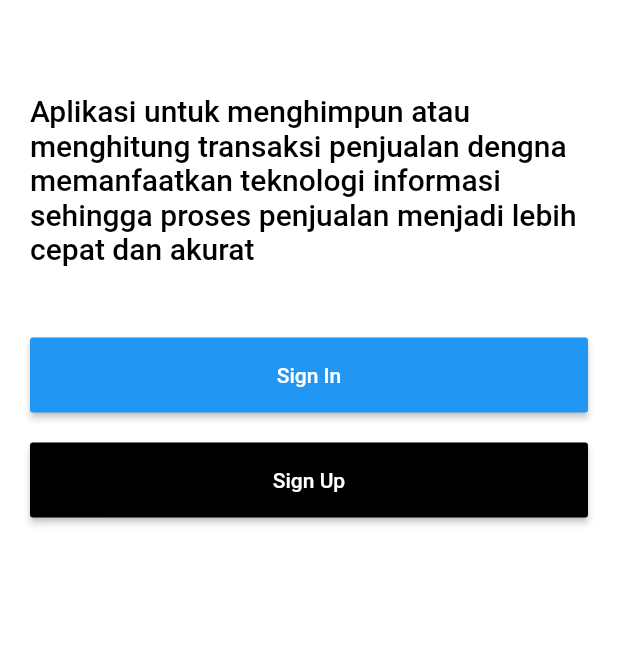
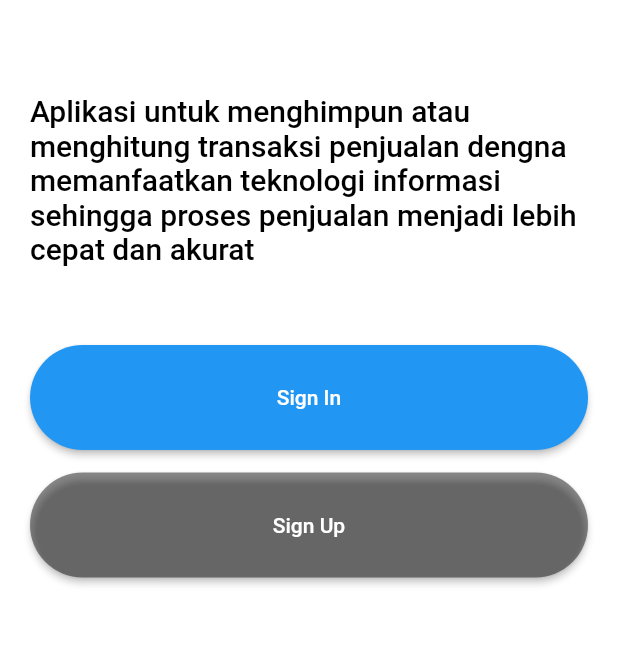
Before and after one commit to mrosyidridho06/eshier-flutter, a Flutter app: the screen it shows after launch, on a phone screen of 412 x 824 dp, the part 576-1222 px from its top. Run offline on Flutter 3.47's test engine with Material 2 defaults, Android fonts, the phone set to English and light mode, and no system bars; our stand-ins replace dio, shared_preferences; missing offline and left inert: dart:js.

Commit message:
update welcome

```diff
--- a/lib/screens/home.dart
+++ b/lib/screens/home.dart
@@ -1,6 +1,5 @@
 import 'package:flutter/material.dart';
-import 'package:flutter_application_1/screens/login.dart';
-import 'package:flutter_application_1/screens/welcome.dart';
+import 'package:flutter_application_1/screens/route.dart' as route;
 
 class Home extends StatelessWidget {
   @override
--- a/lib/screens/login.dart
+++ b/lib/screens/login.dart
@@ -67,9 +67,7 @@ class _State extends State<LoginScreen> {
                 Container(
                     height: 50,
                     padding: EdgeInsets.fromLTRB(10, 0, 10, 0),
-                    child: RaisedButton(
-                      textColor: Colors.white,
-                      color: Colors.blue,
+                    child: ElevatedButton(
                       child: Text('Login'),
                       onPressed: () => Navigator.pushNamed(context, route.homePage),
                     )),
--- a/lib/screens/welcome.dart
+++ b/lib/screens/welcome.dart
@@ -69,23 +69,30 @@ void _showtoas () {
                     )),
 
                 Container(
-                    height: 65,
-                    padding: EdgeInsets.fromLTRB(10, 5, 10, 10),
-                    child: RaisedButton(
-                      textColor: Colors.white,
-                      color: Colors.blue,
-                      child: Text('Sign In'),
-                      onPressed: () => Navigator.pushNamed(context, route.loginPage),
-                    )),
+                  padding: EdgeInsets.fromLTRB(10, 10, 10, 5),
+                  child: ElevatedButton(onPressed: () => Navigator.pushNamed(context, route.loginPage),
+                              child: const Text('Sign In'),
+                              style: ElevatedButton.styleFrom(
+                                primary: Colors.blue,
+                                fixedSize: const Size(300, 70),
+                                shape: RoundedRectangleBorder(
+                                    borderRadius: BorderRadius.circular(50))),
+
+                            ),
+                  ),
                 Container(
-                    height: 65,
+                    // height: 65,
                     padding: EdgeInsets.fromLTRB(10, 10, 10, 5),
-                    child: RaisedButton(
-                      textColor: Colors.white,
-                      color: Colors.black,
-                      child: Text('Sign Up'),
-                      onPressed: () => Navigator.pushNamed(context, route.daftarPage),
-                    )),
+                    child: ElevatedButton(onPressed: () => Navigator.pushNamed(context, route.daftarPage),
+                              child: const Text('Sign Up'),
+                              style: ElevatedButton.styleFrom(
+                                primary: Colors.black45,
+                                fixedSize: const Size(300, 70),
+                                shape: RoundedRectangleBorder(
+                                    borderRadius: BorderRadius.circular(50))),
+
+                            ),
+                    ),
               ],
             )));
   }
```
